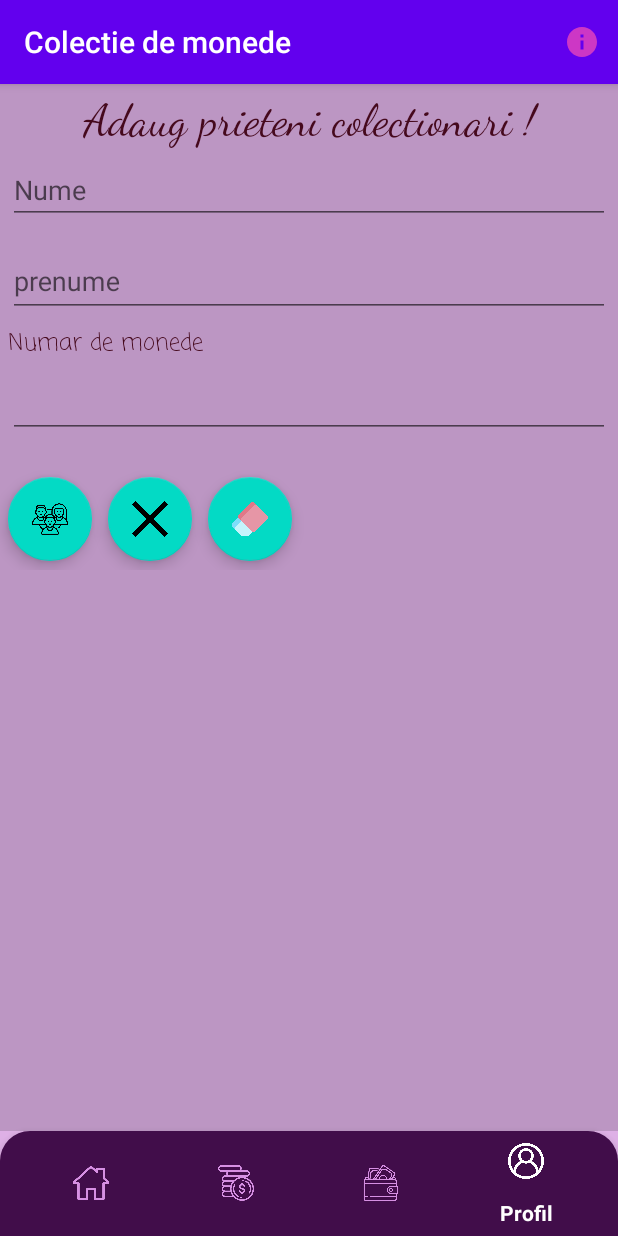
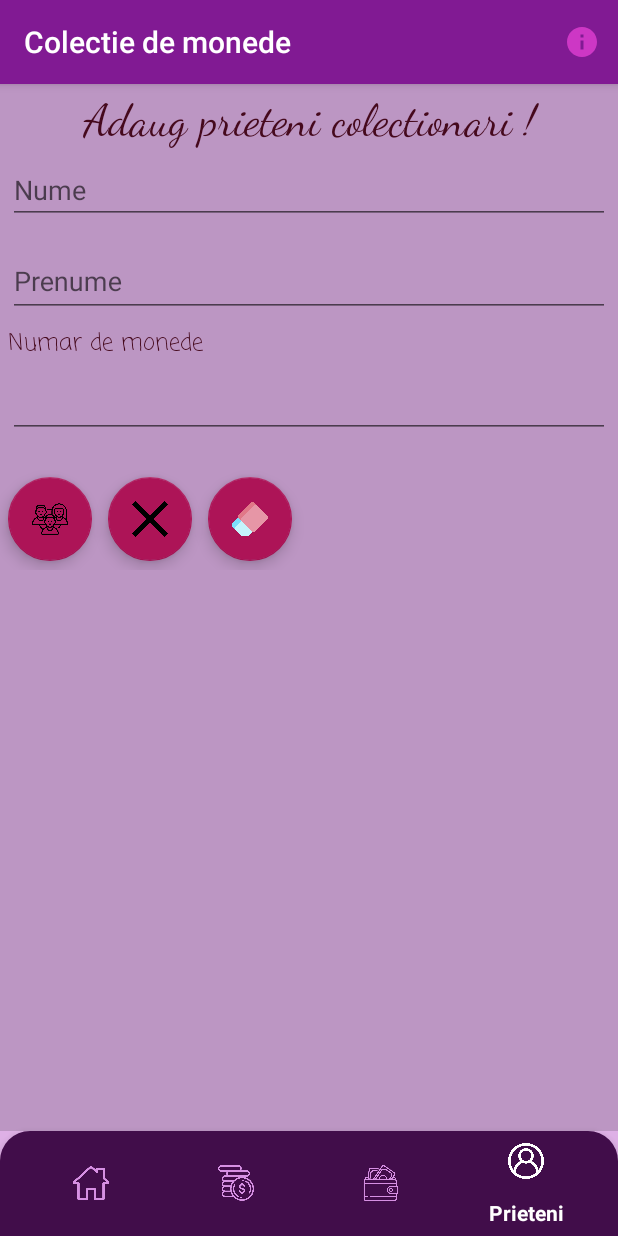
Before and after one commit to Diana2808/Project_Android, an Android app: the screen it shows after launch (MainActivity), item 4 of the bottom bar chosen, on a phone screen of 412 x 824 dp. Run offline under Robolectric (Android 15) with nearby library versions, the phone set to English and light mode, and no system bars; our stand-ins replace Firebase (no records; nobody signed in at launch, a user with empty details on screens opened directly).

Commit message:
Mici schimbari la interfata

```diff
--- a/app/src/main/AndroidManifest.xml
+++ b/app/src/main/AndroidManifest.xml
@@ -10,7 +10,7 @@
         android:label="@string/app_name"
         android:roundIcon="@mipmap/ic_launcher_round"
         android:supportsRtl="true"
-        android:theme="@style/AppTheme">
+        android:theme="@style/stilul1">
         <activity android:name=".InfoActivity"></activity>
         <activity android:name=".AdaugaRecenzie" />
         <activity android:name=".AdaugInColectieActivity" />
--- a/app/src/main/java/com/example/project/fragmente/BibliotecaFragment.java
+++ b/app/src/main/java/com/example/project/fragmente/BibliotecaFragment.java
@@ -33,7 +33,7 @@ public class BibliotecaFragment extends Fragment {
     private static final String BIBLIOTECA_CHEIE="cheieBiblioteca";
 
     //URL din care preiau datele
-    private static final String URL="https://api.mocki.io/v1/f7c9c1e9";
+    private static final String URL="https://api.mocki.io/v1/7bc35419";
 
     //lista in care pun datele
     private List<Tara> listBiblioteca=new ArrayList<>();
--- a/app/src/main/res/layout/fragment_colectie.xml
+++ b/app/src/main/res/layout/fragment_colectie.xml
@@ -29,7 +29,7 @@
             android:clickable="true"
             android:fontFamily="casual"
             android:padding="5dp"
-            android:text="Peste anii 2000"
+            android:text="@string/btn_peste_anii_2000"
             android:textColor="#fff"
             app:layout_constraintBottom_toBottomOf="parent"
             app:layout_constraintStart_toStartOf="parent"
@@ -48,7 +48,7 @@
             android:fontFamily="casual"
             android:gravity="center"
             android:padding="5dp"
-            android:text="Monede din Romania"
+            android:text="@string/btn_monede_din_romania"
             android:textColor="#fff"
             app:layout_constraintBottom_toBottomOf="parent"
             app:layout_constraintEnd_toEndOf="parent"
@@ -67,7 +67,7 @@
             android:fontFamily="casual"
             android:gravity="center"
             android:padding="5dp"
-            android:text="Adauga"
+            android:text="@string/btn_Adauga"
             android:textColor="#fff"
             app:layout_constraintBottom_toBottomOf="parent"
             android:layout_marginLeft="10dp"
--- a/app/src/main/res/layout/fragment_profil.xml
+++ b/app/src/main/res/layout/fragment_profil.xml
@@ -28,7 +28,7 @@
             android:layout_width="match_parent"
             android:layout_height="wrap_content"
             android:layout_gravity="center"
-            android:text="Adaug prieteni colectionari !"
+            android:text="@string/adaug_prieteni_colectionari"
             android:textColor="#45091D"
             android:layout_marginLeft="5dp"
             android:layout_marginRight="5dp"
@@ -42,7 +42,7 @@
         android:layout_width="match_parent"
         android:layout_height="wrap_content"
         android:ems="10"
-        android:hint="Nume"
+        android:hint="@string/hint_nume"
         android:inputType="textPersonName"
         android:layout_gravity="center"
         android:layout_marginLeft="5dp"
@@ -65,7 +65,7 @@
                 android:id="@+id/tiet_prenume"
                 android:layout_width="match_parent"
                 android:layout_height="match_parent"
-                android:hint="prenume"
+                android:hint="@string/hint_prenume"
                 android:layout_gravity="center"/>
         </com.google.android.material.textfield.TextInputLayout>
 
@@ -74,7 +74,7 @@
             android:layout_width="match_parent"
             android:layout_height="wrap_content"
             android:layout_gravity="center"
-            android:text="Numar de monede"
+            android:text="@string/tv_numarMonede"
             android:textColor="#45091D"
             android:layout_marginLeft="5dp"
             android:layout_marginRight="5dp"
--- a/app/src/main/res/menu/menu2.xml
+++ b/app/src/main/res/menu/menu2.xml
@@ -3,28 +3,28 @@
 
     <item
         android:id="@+id/fragment_acasa"
-        android:title="Acasa"
+        android:title="@string/acasa"
         android:icon="@drawable/home"
 
         ></item>
 
     <item
     android:id="@+id/fragment_biblioteca"
-    android:title="Biblioteca"
+    android:title="@string/biblioteca"
     android:icon="@drawable/money"
 
     ></item>
 
     <item
         android:id="@+id/fragment_colectiaMea"
-        android:title="Colectia mea"
+        android:title="@string/colectia_mea"
         android:icon="@drawable/wallet"
 
         ></item>
 
     <item
         android:id="@+id/fragment_Profil"
-        android:title="Profil"
+        android:title="@string/prieteni"
         android:icon="@drawable/user"
 
         ></item>
--- a/app/src/main/res/values/colors.xml
+++ b/app/src/main/res/values/colors.xml
@@ -4,4 +4,9 @@
     <color name="colorPrimaryDark">#3700B3</color>
     <color name="colorAccent">#03DAC5</color>
     <color name="lw_row_view_Biblioteca_background">#EFD5FF</color>
+
+    <color name="MyColorPrimary">#811A93</color>
+    <color name="MyColorPrimaryDark">#410D4A</color>
+    <color name="MyColorAccent">#AD1457</color>
+
 </resources>
--- a/app/src/main/res/values/strings.xml
+++ b/app/src/main/res/values/strings.xml
@@ -17,6 +17,19 @@
     <string name="fab_icon_content_description">review</string>
 
     <string name="acasa_mesaj_intampinare">Buna, %1$s!</string>
+    <string name="adaug_prieteni_colectionari">Adaug prieteni colectionari !</string>
+    <string name="hint_nume">Nume</string>
+    <string name="hint_prenume">Prenume</string>
+    <string name="tv_numarMonede">Numar de monede</string>
+    <string name="tv_prieten">Prieten :</string>
+    <string name="btn_peste_anii_2000">Peste anii 2000</string>
+    <string name="btn_monede_din_romania">Monede din Romania</string>
+    <string name="btn_Adauga">Adauga</string>
+    <string name="acasa">Acasa</string>
+    <string name="biblioteca">Biblioteca</string>
+    <string name="colectia_mea">Colectia mea</string>
+    <string name="prieteni">Prieteni</string>
+    <string name="imageview_prieteni">ImageView_prieteni</string>
 
     <string-array name="continente">
         <item>Asia</item>
--- a/app/src/main/res/values/styles.xml
+++ b/app/src/main/res/values/styles.xml
@@ -7,12 +7,12 @@
         <item name="colorAccent">@color/colorAccent</item>
     </style>
 
-
-
     <style name="stilul1" parent="Theme.AppCompat.Light.DarkActionBar">
-        <item name="android:textSize">30dp</item>
-        <item name="android:textColor">#AFA0C8</item>
-
+        <item name="colorPrimary">@color/MyColorPrimary</item>
+        <item name="colorPrimaryDark">@color/MyColorPrimaryDark</item>
+        <item name="colorAccent">@color/MyColorAccent</item>
+        <item name="android:textColor">#000000</item>
+        <item name="android:animateOnClick">true</item>
     </style>
 
 </resources>
```
Also changed, not shown: app/src/main/java/com/example/project/fragmente/ColectieFragment.java (+2 -6 lines), app/src/main/res/layout/row_prieteni.xml (+4 -3 lines).
